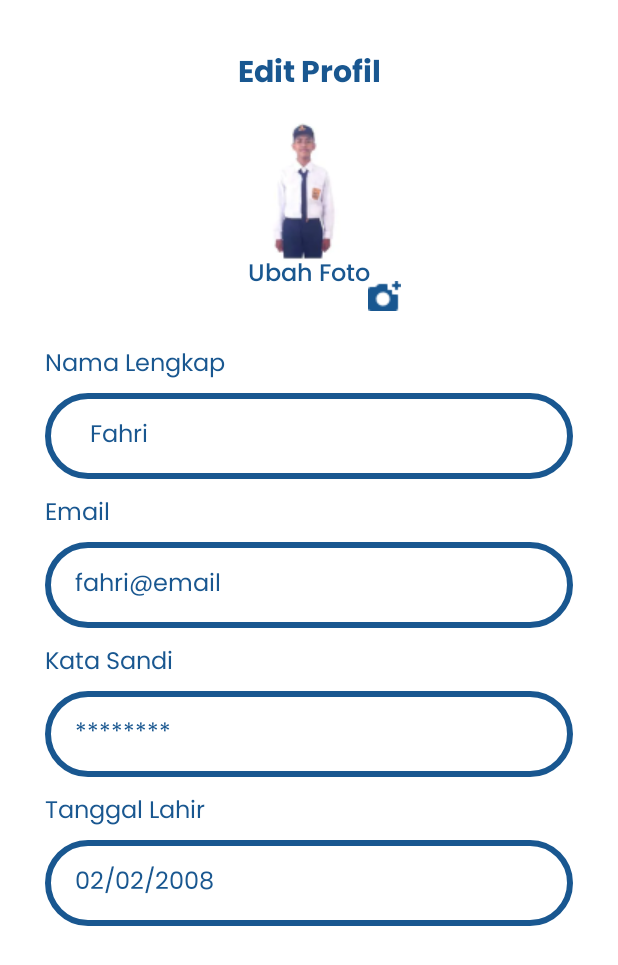
After one commit to anjeliputeri/TeachSphere, an Android app: the UserSiswaProfile screen opened directly, with no data from a screen before it, on a phone screen of 412 x 824 dp. The commit adds this screen. Shown: the top 965 px of the screen. Run offline under Robolectric (Android 15) with nearby library versions, the phone set to English and light mode, and no system bars.

Commit message:
Edit Profil Siswa

```diff
--- a/app/src/main/AndroidManifest.xml
+++ b/app/src/main/AndroidManifest.xml
@@ -13,6 +13,9 @@
         android:supportsRtl="true"
         android:theme="@style/Theme.TeachSphere"
         tools:targetApi="31">
+        <activity
+            android:name=".UserSiswaProfile"
+            android:exported="false" />
         <activity
             android:name=".Splashscreen"
             android:exported="true">
--- /dev/null
+++ b/app/src/main/java/com/app/teachsphere/UserSiswaProfile.kt
@@ -0,0 +1,11 @@
+package com.app.teachsphere
+
+import androidx.appcompat.app.AppCompatActivity
+import android.os.Bundle
+
+class UserSiswaProfile : AppCompatActivity() {
+    override fun onCreate(savedInstanceState: Bundle?) {
+        super.onCreate(savedInstanceState)
+        setContentView(R.layout.activity_user_siswa_profile)
+    }
+}
--- a/app/src/main/res/drawable/button_outline.xml
+++ b/app/src/main/res/drawable/button_outline.xml
@@ -2,6 +2,6 @@
 <shape xmlns:android="http://schemas.android.com/apk/res/android">
     <stroke android:color="@color/primarycolor"
         android:width="4dp" />
-    <corners android:radius="45dp"/>
+    <corners android:radius="30dp"/>
 
 </shape>
--- /dev/null
+++ b/app/src/main/res/layout/activity_user_siswa_profile.xml
@@ -0,0 +1,159 @@
+<?xml version="1.0" encoding="utf-8"?>
+<androidx.constraintlayout.widget.ConstraintLayout xmlns:android="http://schemas.android.com/apk/res/android"
+    xmlns:app="http://schemas.android.com/apk/res-auto"
+    xmlns:tools="http://schemas.android.com/tools"
+    android:layout_width="match_parent"
+    android:layout_height="match_parent"
+    tools:context=".UserSiswaProfile">
+
+    <TextView
+        android:id="@+id/text_editprofil"
+        android:layout_width="wrap_content"
+        android:layout_height="wrap_content"
+        android:layout_gravity="center"
+        android:layout_marginTop="32dp"
+        android:fontFamily="@font/poppins_bold"
+        android:text="Edit Profil"
+        android:textColor="@color/primarycolor"
+        android:textSize="20sp"
+        app:layout_constraintEnd_toEndOf="parent"
+        app:layout_constraintHorizontal_bias="0.5"
+        app:layout_constraintStart_toStartOf="parent"
+        app:layout_constraintTop_toTopOf="parent" />
+
+    <ImageView
+        android:id="@+id/image_fahri"
+        android:layout_width="wrap_content"
+        android:layout_height="wrap_content"
+        android:src="@drawable/fahri"
+        app:layout_constraintEnd_toEndOf="parent"
+        app:layout_constraintHorizontal_bias="0.5"
+        app:layout_constraintStart_toStartOf="parent"
+        app:layout_constraintTop_toBottomOf="@id/text_editprofil" />
+
+    <ImageView
+        android:id="@+id/image_kamera"
+        android:layout_width="wrap_content"
+        android:layout_height="wrap_content"
+        android:src="@drawable/kamera"
+        app:layout_constraintEnd_toEndOf="parent"
+        app:layout_constraintHorizontal_bias="0.5"
+        app:layout_constraintStart_toStartOf="parent"
+        app:layout_constraintTop_toBottomOf="@id/image_fahri"
+        android:layout_marginLeft="100dp"/>
+
+    <TextView
+        android:id="@+id/text_ubahprofil"
+        android:layout_width="wrap_content"
+        android:layout_height="wrap_content"
+        android:layout_gravity="center"
+        android:layout_marginTop="100dp"
+        android:fontFamily="@font/poppins_medium"
+        android:text="Ubah Foto"
+        android:textColor="@color/primarycolor"
+        android:textSize="16sp"
+        app:layout_constraintBaseline_toBottomOf="@id/image_fahri"
+        app:layout_constraintEnd_toEndOf="parent"
+        app:layout_constraintHorizontal_bias="0.5"
+        app:layout_constraintStart_toStartOf="parent"
+        app:layout_constraintTop_toTopOf="parent" />
+
+    <LinearLayout
+        android:layout_width="match_parent"
+        android:layout_height="match_parent"
+        android:layout_marginTop="200dp"
+        android:orientation="vertical"
+        android:padding="30dp"
+        android:id="@+id/linear">
+
+        <TextView
+            android:layout_width="wrap_content"
+            android:layout_height="wrap_content"
+            android:text="Nama Lengkap"
+            android:fontFamily="@font/poppins"
+            android:textSize="16sp"
+            android:textColor="@color/primarycolor"
+            android:layout_marginBottom="5dp"/>
+
+
+        <EditText
+            android:layout_width="match_parent"
+            android:layout_height="57dp"
+            android:background="@drawable/button_outline"
+            android:text="Fahri"
+            android:fontFamily="@font/poppins"
+            android:textColor="@color/primarycolor"
+            android:paddingLeft="30dp"
+            android:textSize="16sp"
+            android:id="@+id/edit_email"
+            android:drawablePadding="10dp"/>
+
+        <TextView
+            android:layout_width="wrap_content"
+            android:layout_height="wrap_content"
+            android:text="Email"
+            android:fontFamily="@font/poppins"
+            android:textSize="16sp"
+            android:textColor="@color/primarycolor"
+           android:layout_marginTop="10dp"/>
+
+        <EditText
+            android:layout_width="match_parent"
+            android:layout_height="57dp"
+            android:background="@drawable/button_outline"
+            android:layout_marginTop="5dp"
+            android:text="fahri@email"
+            android:paddingLeft="20dp"
+            android:fontFamily="@font/poppins"
+            android:textSize="16sp"
+            android:textColor="@color/primarycolor"
+            android:drawablePadding="10dp"/>
+
+        <TextView
+            android:layout_width="wrap_content"
+            android:layout_height="wrap_content"
+            android:text="Kata Sandi"
+            android:fontFamily="@font/poppins"
+            android:textSize="16sp"
+            android:textColor="@color/primarycolor"
+            android:layout_marginTop="10dp"/>
+
+        <EditText
+            android:layout_width="match_parent"
+            android:layout_height="57dp"
+            android:background="@drawable/button_outline"
+            android:layout_marginTop="5dp"
+            android:text="********"
+            android:paddingLeft="20dp"
+            android:fontFamily="@font/poppins"
+            android:textSize="16sp"
+            android:textColor="@color/primarycolor"
+            android:drawablePadding="10dp"/>
+
+        <TextView
+            android:layout_width="wrap_content"
+            android:layout_height="wrap_content"
+            android:text="Tanggal Lahir"
+            android:fontFamily="@font/poppins"
+            android:textSize="16sp"
+            android:textColor="@color/primarycolor"
+            android:layout_marginTop="10dp"/>
+
+        <EditText
+            android:layout_width="match_parent"
+            android:layout_height="57dp"
+            android:background="@drawable/button_outline"
+            android:layout_marginTop="5dp"
+            android:text="02/02/2008"
+            android:paddingLeft="20dp"
+            android:fontFamily="@font/poppins"
+            android:textSize="16sp"
+            android:id="@+id/edit_kata_sandi"
+            android:textColor="@color/primarycolor"
+            android:drawablePadding="10dp"/>
+
+    </LinearLayout>
+
+
+
+</androidx.constraintlayout.widget.ConstraintLayout>
```
Also changed, not shown: app/src/main/res/drawable/fahri.png (added), app/src/main/res/drawable/kamera.png (added).
